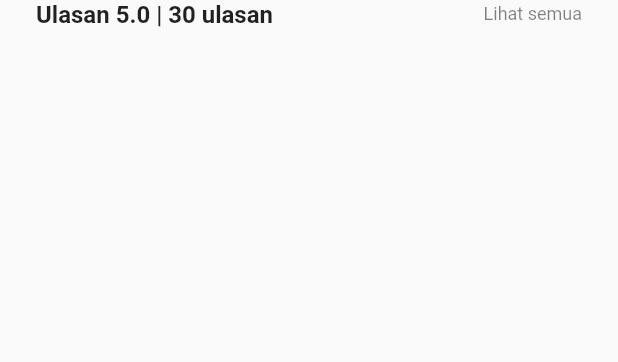
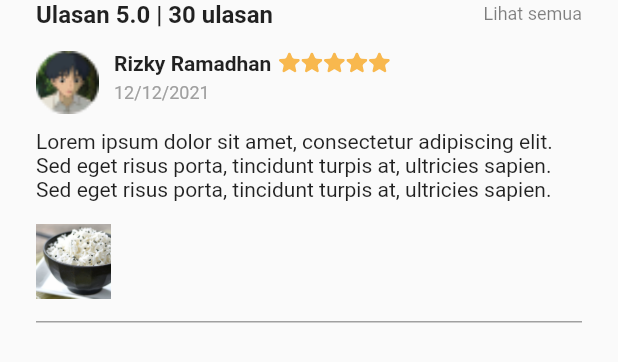
Before and after one commit to Akbarrzql/KangSayur, a Flutter app: the Detail_ulasan widget shown alone on an empty page, opened directly, on a phone screen of 412 x 824 dp. Shown: the top 362 px of the screen. Run offline on Flutter 3.47's test engine with Material 2 defaults, Android fonts, the light colour scheme and no system bars; drawn by our look-alikes of flutter_rating_bar; our stand-ins replace animated_splash_screen, carousel_slider, flutter_svg, google_fonts, photo_view, readmore.

Commit message:
[NR] finishing detail & review

```diff
--- a/lib/UI/detail/detail.dart
+++ b/lib/UI/detail/detail.dart
@@ -60,7 +60,7 @@ class _DetailState extends State<Detail> {
                 SizedBox(
                   height: 15,
                 ),
-                // Detail_ulasan(),
+                Detail_ulasan(),
                 SizedBox(
                   height: 80,)
               ],
--- a/lib/UI/detail/detail_ulasan.dart
+++ b/lib/UI/detail/detail_ulasan.dart
@@ -1,4 +1,12 @@
 import 'package:flutter/material.dart';
+import 'package:flutter_rating_bar/flutter_rating_bar.dart';
+import 'package:flutter_svg/svg.dart';
+import 'package:kangsayur/UI/detail/detail_photo.dart';
+import 'package:kangsayur/UI/detail/ulasan/ulasan.dart';
+import 'package:photo_view/photo_view.dart';
+
+
+import '../../common/color_value.dart';
 
 class Detail_ulasan extends StatefulWidget {
   const Detail_ulasan({Key? key}) : super(key: key);
@@ -13,14 +21,162 @@ class _Detail_ulasanState extends State<Detail_ulasan> {
     return Padding(
       padding: const EdgeInsets.symmetric(horizontal: 24.0),
       child: Column(
+        crossAxisAlignment: CrossAxisAlignment.start,
         children: [
-          Row(children: [
-            Text('Ulasan 5.0 | 30 ulasan', style: TextStyle(fontSize: 16, fontWeight: FontWeight.w600),),
-            Spacer(),
-            Text('Lihat semua', style: TextStyle(fontSize: 12, fontWeight: FontWeight.w400, color: Colors.black.withOpacity(0.5)),)
-          ],)
-        ],
+          Row(
+            children: [
+              Text(
+                'Ulasan 5.0 | 30 ulasan',
+                style: TextStyle(fontSize: 16, fontWeight: FontWeight.w600),
+              ),
+              Spacer(),
+              GestureDetector(
+                onTap: () {
+                  Navigator.push(
+                    context,
+                    MaterialPageRoute(
+                      builder: (context) => Ulasan(),
+                    ),
+                  );
+                },
+                child: Text(
+                  'Lihat semua',
+                  style: TextStyle(
+                      fontSize: 12,
+                      fontWeight: FontWeight.w400,
+                      color: Colors.black.withOpacity(0.5)),
+                ),
+              )
+            ],
+          ),
+          SizedBox(
+            height: 15,
+          ),
+          Review(
+            profile: 'assets/images/profile.png',
+            name: 'Rizky Ramadhan',
+            date: '12/12/2021',
+            comment:
+                'Lorem ipsum dolor sit amet, consectetur adipiscing elit. Sed eget risus porta, tincidunt turpis at, ultricies sapien. Sed eget risus porta, tincidunt turpis at, ultricies sapien.',
+            image: 'assets/images/review.jpg',
+            rating: 5,
+            context: context,
+          ),
+            ],
       ),
     );
   }
 }
+
+// make custom widget for the comment
+
+Widget Review({
+  required String profile,
+  required String name,
+  required String date,
+  required String comment,
+  required String image,
+  required double rating,
+  required BuildContext context,
+}) {
+  return Column(
+    crossAxisAlignment: CrossAxisAlignment.start,
+    children: [
+      Row(
+        crossAxisAlignment: CrossAxisAlignment.start,
+        children: [
+          Container(
+            width: 42,
+            child: Image.asset(
+              profile,
+              fit: BoxFit.cover,
+            ),
+          ),
+          SizedBox(
+            width: 10,
+          ),
+          Column(
+            crossAxisAlignment: CrossAxisAlignment.start,
+            children: [
+              Row(
+                children: [
+                  Text(
+                    name,
+                    style: TextStyle(fontSize: 14, fontWeight: FontWeight.w600),
+                  ),
+                  SizedBox(
+                    width: 5,
+                  ),
+                  RatingBar.builder(
+                    itemBuilder: (context, index) {
+                      return SvgPicture.asset("assets/icon/star.svg");
+                    },
+                    onRatingUpdate: (value) {},
+                    initialRating: rating,
+                    allowHalfRating: true,
+                    itemCount: 5,
+                    itemSize: 14,
+                    itemPadding: EdgeInsets.only(right: 1),
+                    minRating: 1,
+                    glow: false,
+                    unratedColor: ColorValue.neutralColor,
+                  ),
+                ],
+              ),
+              SizedBox(
+                height: 5,
+              ),
+              Text(
+                date,
+                style: TextStyle(fontSize: 12, color: Color(0xffA0A0A0)),
+              ),
+            ],
+          ),
+        ],
+      ),
+      SizedBox(
+        height: 10,
+      ),
+      Text(comment),
+      SizedBox(
+        height: 15,
+      ),
+      //make image review
+      GestureDetector(
+        onTap: () {
+          //make navigate to detail_photo
+          Navigator.push(
+            context,
+            MaterialPageRoute(
+              builder: (context) => Detail_photo(),
+            ),
+          );
+        },
+        child: Container(
+          width: 50,
+          height: 50,
+          decoration: BoxDecoration(
+            borderRadius: BorderRadius.circular(10),
+          ),
+          child: Hero(
+            tag: "someTag",
+            child: Image.asset(
+              image,
+              fit: BoxFit.cover,
+            ),
+          ),
+        ),
+      ),
+      SizedBox(
+        height: 15,
+      ),
+      Container(
+        width: MediaQuery.of(context).size.width,
+        height: 1,
+        color: Color(0xffA0A0A0),
+      ),
+      //make image review
+
+    ],
+  );
+}
--- a/lib/main.dart
+++ b/lib/main.dart
@@ -1,5 +1,6 @@
 import 'package:flutter/material.dart';
 import 'package:kangsayur/UI/bottom_nav/bottom_nav.dart';
+import 'package:kangsayur/UI/detail/detail.dart';
 import 'package:kangsayur/register/register.dart';
 import 'package:kangsayur/register/set_password.dart';
 import 'package:kangsayur/splash_screen/splash_screen.dart';
@@ -32,7 +33,7 @@ class MyApp extends StatelessWidget {
         // is not restarted.
         primarySwatch: Colors.green,
       ),
-      home:  SplashScreen(),
+      home:  Detail(),
     );
   }
 }
--- a/pubspec.yaml
+++ b/pubspec.yaml
@@ -42,6 +42,7 @@ dependencies:
   carousel_slider:
   readmore:
   flutter_rating_bar:
+  photo_view:
 
 dev_dependencies:
   flutter_test:
```
Also changed, not shown: lib/UI/detail/detail_content.dart (+4 -5 lines), lib/UI/detail/detail_photo.dart (added, +36 -0 lines), lib/UI/detail/ulasan/ulasan.dart (added, +151 -0 lines), assets/icon/star.svg (added), assets/images/review.jpg (added), pubspec.lock.
